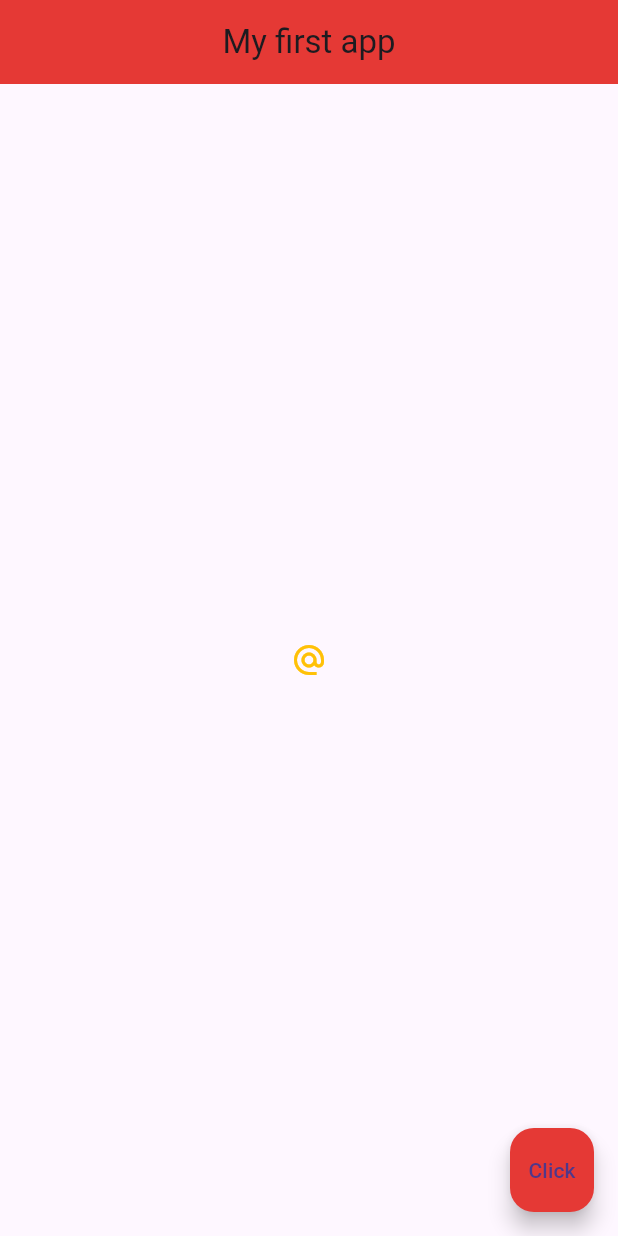
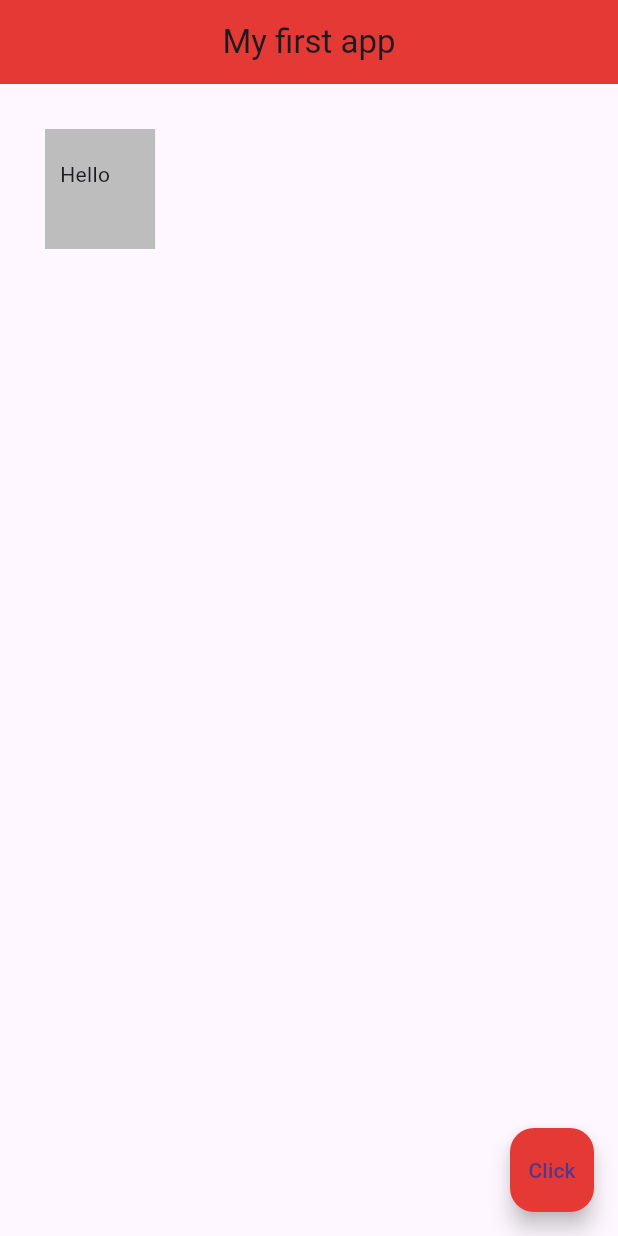
Before and after one commit to AhmadDaneil/tutorial, a Flutter app: the screen it shows after launch, on a phone screen of 412 x 824 dp. Run offline on Flutter 3.47's test engine with Material 3 defaults, Android fonts, the phone set to English and light mode, and no system bars.

Commit message:
Containers, Padding and Margins

```diff
--- a/lib/main.dart
+++ b/lib/main.dart
@@ -19,16 +19,14 @@ class Home extends StatelessWidget{
       centerTitle: true,
       backgroundColor: Colors.red[600],
     ),
-    body: Center(
-      //You can use ElevatedButton, TextButton and OutlinedButton.
-      child: IconButton(
-        onPressed: () {
-          print('You clicked me');
-        },
-        icon: Icon(Icons.alternate_email),
-        color: Colors.amber,
-        ),
-      ),
+    body: Container(
+      //padding: EdgeInsets.all(20.0),
+      //padding: EdgeInsets.symmetric(horizontal:30.0, vertical: 10.0),
+      padding: EdgeInsets.fromLTRB(10.0,20.0,30.0,40.0),
+      margin: EdgeInsets.all(30.0),
+      color: Colors.grey[400],
+      child: Text('Hello'),
+    ),
       floatingActionButton: FloatingActionButton(
         onPressed: () {},
         backgroundColor: Colors.red[600],
```
